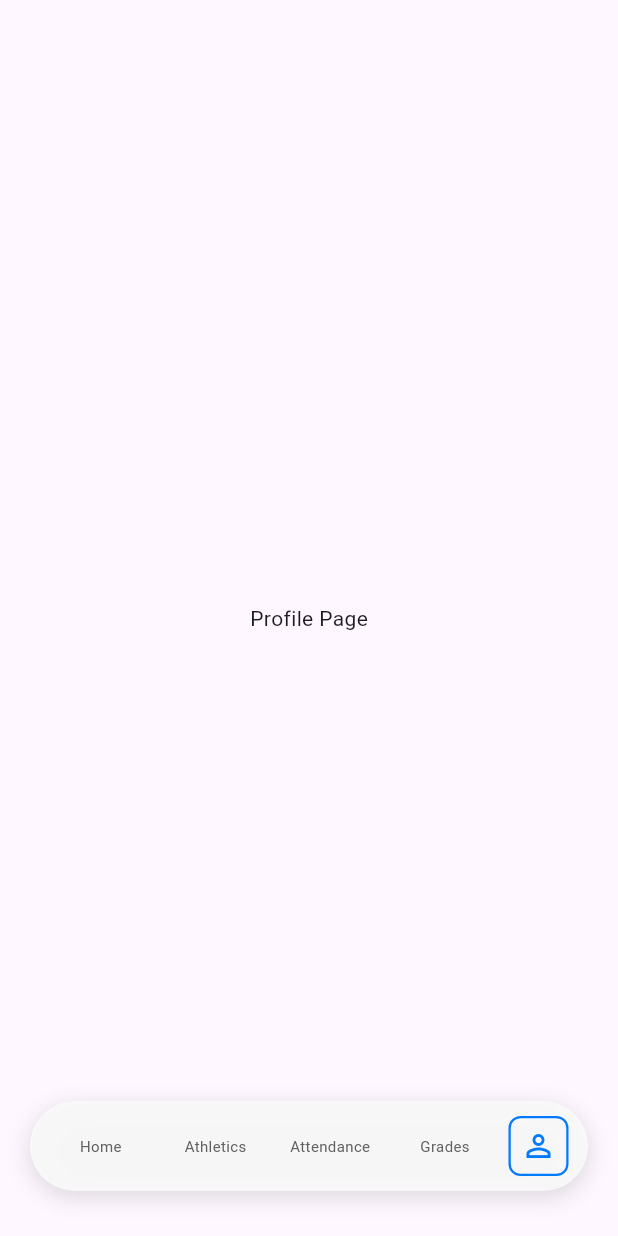
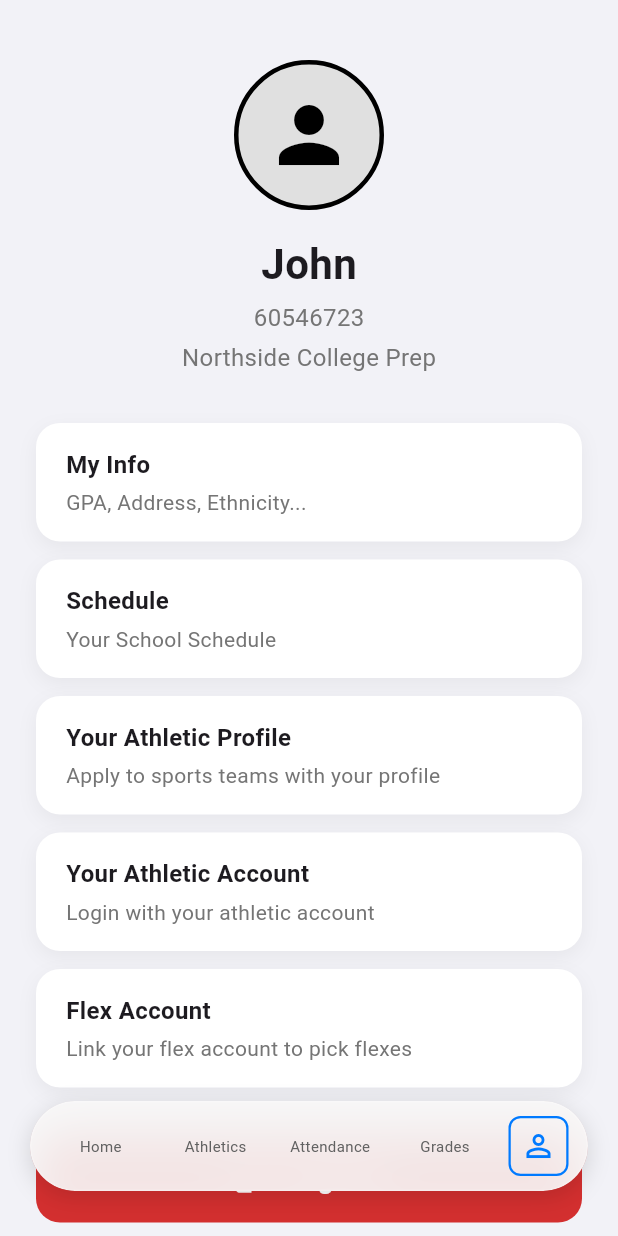
Before and after one commit to NCP-Stampede/northside-app, a Flutter app: the screen it shows after launch, item 5 of the bottom bar chosen, on a phone screen of 412 x 824 dp. Run offline on Flutter 3.47's test engine with Material 3 defaults, Android fonts, the phone set to English and light mode, and no system bars; our stand-ins replace get.

Commit message:
Update profile_page.dart

```diff
--- a/northside_app/lib/presentation/home_screen_content/placeholder_pages/profile_page.dart
+++ b/northside_app/lib/presentation/home_screen_content/placeholder_pages/profile_page.dart
@@ -1,7 +1,134 @@
-// Placeholder for ProfilePage
+// lib/presentation/placeholder_pages/profile_page.dart
+
 import 'package:flutter/material.dart';
+
+// --- Data Model for options ---
+class ProfileOption {
+  const ProfileOption({required this.title, required this.subtitle});
+  final String title;
+  final String subtitle;
+}
+// --- End of Data Model ---
+
 class ProfilePage extends StatelessWidget {
-  const ProfilePage({Key? key}) : super(key: key);
+  const ProfilePage({super.key});
+
+  // --- Placeholder Data ---
+  final List<ProfileOption> _options = const [
+    ProfileOption(title: 'My Info', subtitle: 'GPA, Address, Ethnicity...'),
+    ProfileOption(title: 'Schedule', subtitle: 'Your School Schedule'),
+    ProfileOption(title: 'Your Athletic Profile', subtitle: 'Apply to sports teams with your profile'),
+    ProfileOption(title: 'Your Athletic Account', subtitle: 'Login with your athletic account'),
+    ProfileOption(title: 'Flex Account', subtitle: 'Link your flex account to pick flexes'),
+  ];
+  // --- End of Placeholder Data ---
+
   @override
-  Widget build(BuildContext context) => Scaffold(body: Center(child: Text('Profile Page')));
+  Widget build(BuildContext context) {
+    return Scaffold(
+      backgroundColor: const Color(0xFFF2F2F7),
+      body: ListView(
+        padding: const EdgeInsets.symmetric(horizontal: 24.0).copyWith(bottom: 120.0),
+        children: [
+          const SizedBox(height: 40),
+          _buildProfileHeader(),
+          const SizedBox(height: 32),
+          // Create the list of option cards from the data
+          ..._options.map((option) => _buildInfoCard(option.title, option.subtitle)).toList(),
+          const SizedBox(height: 8), // Space before the logout button
+          _buildLogoutButton(),
+        ],
+      ),
+    );
+  }
+
+  Widget _buildProfileHeader() {
+    return Column(
+      children: [
+        Container(
+          width: 100,
+          height: 100,
+          decoration: BoxDecoration(
+            color: Colors.grey.shade300,
+            shape: BoxShape.circle,
+            border: Border.all(color: Colors.black, width: 3),
+          ),
+          child: const Icon(Icons.person, size: 60, color: Colors.black),
+        ),
+        const SizedBox(height: 16),
+        const Text(
+          'John',
+          style: TextStyle(fontSize: 28, fontWeight: FontWeight.bold),
+        ),
+        const SizedBox(height: 4),
+        Text(
+          '60546723',
+          style: TextStyle(fontSize: 16, color: Colors.grey.shade600),
+        ),
+        const SizedBox(height: 4),
+        Text(
+          'Northside College Prep',
+          style: TextStyle(fontSize: 16, color: Colors.grey.shade600),
+        ),
+      ],
+    );
+  }
+
+  Widget _buildInfoCard(String title, String subtitle) {
+    return Container(
+      margin: const EdgeInsets.only(bottom: 12),
+      padding: const EdgeInsets.symmetric(horizontal: 20, vertical: 16),
+      decoration: BoxDecoration(
+        color: Colors.white,
+        borderRadius: BorderRadius.circular(16),
+        boxShadow: [
+          BoxShadow(
+            color: Colors.black.withOpacity(0.05),
+            blurRadius: 10,
+            offset: const Offset(0, 4),
+          )
+        ],
+      ),
+      child: Column(
+        crossAxisAlignment: CrossAxisAlignment.start,
+        children: [
+          Text(
+            title,
+            style: const TextStyle(fontSize: 16, fontWeight: FontWeight.bold),
+          ),
+          const SizedBox(height: 4),
+          Text(
+            subtitle,
+            style: TextStyle(fontSize: 14, color: Colors.grey.shade600),
+          ),
+        ],
+      ),
+    );
+  }
+
+  Widget _buildLogoutButton() {
+    return Container(
+      margin: const EdgeInsets.only(top: 12),
+      padding: const EdgeInsets.symmetric(vertical: 16),
+      decoration: BoxDecoration(
+        color: Colors.red.shade700,
+        borderRadius: BorderRadius.circular(16),
+      ),
+      child: const Row(
+        mainAxisAlignment: MainAxisAlignment.center,
+        children: [
+          Icon(Icons.logout, color: Colors.white, size: 24),
+          SizedBox(width: 12),
+          Text(
+            'Log Out',
+            style: TextStyle(
+              fontSize: 18,
+              fontWeight: FontWeight.bold,
+              color: Colors.white,
+            ),
+          ),
+        ],
+      ),
+    );
+  }
 }
```
